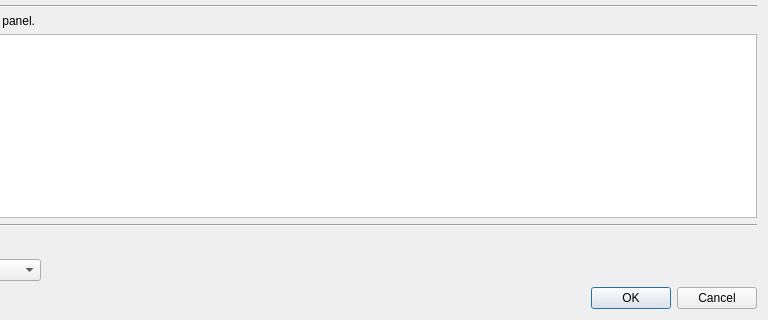
Above: src/GSvar/CfDNAPanelDesignDialog.ui from imgag/ngs-bits before the change; both pictures show x 256 to 1024 and y 480 to 800 of the 1024 by 800 pixel window. Below: the same form after it.
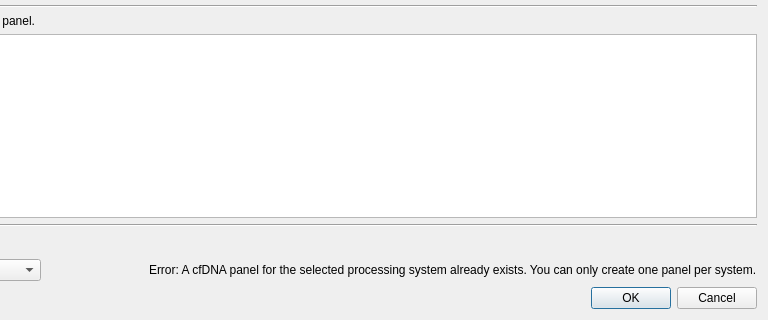
That is the form after the change. Custom widgets are drawn as their Qt base class.

Commit message: src/GSvar/CfDNAPanelDesignDialog.*: simplified panel selection and added check to prevent import of multiple panels

Diff of the .ui file:
```diff
--- a/src/GSvar/CfDNAPanelDesignDialog.ui
+++ b/src/GSvar/CfDNAPanelDesignDialog.ui
@@ -135,6 +135,13 @@
        </property>
       </spacer>
      </item>
+     <item>
+      <widget class="QLabel" name="l_error_message">
+       <property name="text">
+        <string>Error: A cfDNA panel for the selected processing system already exists. You can only create one panel per system.</string>
+       </property>
+      </widget>
+     </item>
     </layout>
    </item>
    <item>
```
The commit also changes 11 other files.
